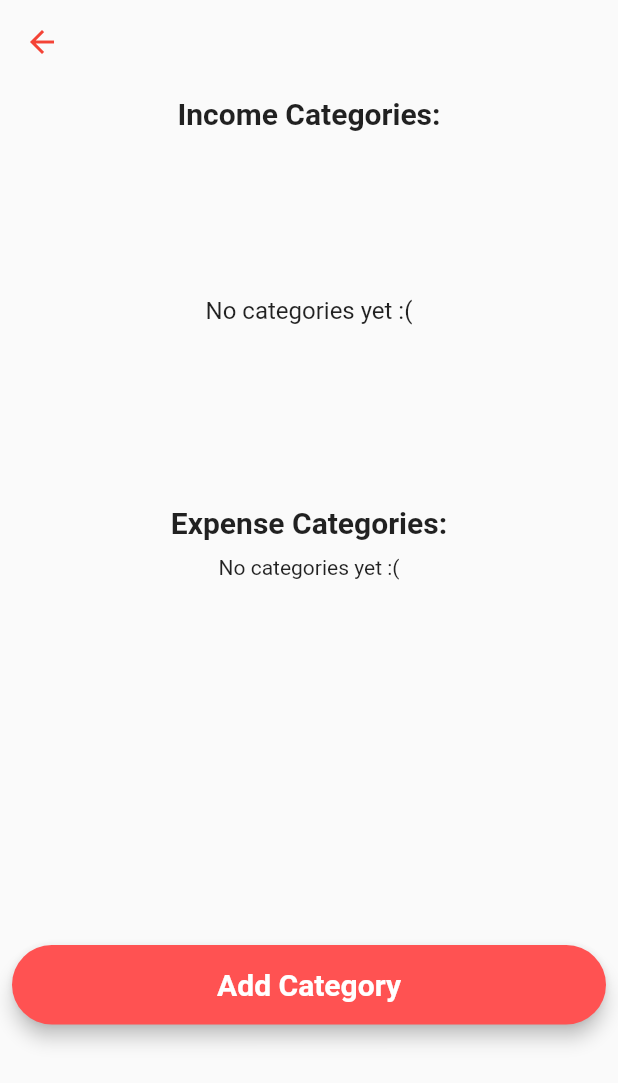
After one commit to ZuzaTwardowska/Bilans-app, a Flutter app: the CategoriesPage screen opened directly, on a phone screen of 412 x 824 dp. The commit adds this screen. Shown: the top 1083 px of the screen. Run offline on Flutter 3.47's test engine with Material 2 defaults, Android fonts, the phone set to English and light mode, and no system bars; our stand-ins replace cloud_firestore, firebase_auth, firebase_core, fluttertoast; accounts and stored records are empty.

Commit message:
add categories page

```diff
--- /dev/null
+++ b/lib/pages/categories_page.dart
@@ -0,0 +1,164 @@
+import 'package:bilans/models/category_model.dart';
+import 'package:bilans/models/user_model.dart';
+import 'package:cloud_firestore/cloud_firestore.dart';
+import 'package:firebase_auth/firebase_auth.dart';
+import 'package:flutter/material.dart';
+import 'package:fluttertoast/fluttertoast.dart';
+
+import 'add_category_page.dart';
+
+class CategoriesPage extends StatefulWidget {
+  const CategoriesPage({Key? key}) : super(key: key);
+
+  @override
+  _CategoriesPageState createState() => _CategoriesPageState();
+}
+
+class _CategoriesPageState extends State<CategoriesPage> {
+  User? user = FirebaseAuth.instance.currentUser;
+  UserModel loggedInUser = UserModel();
+
+  @override
+  void initState() {
+    super.initState();
+    FirebaseFirestore.instance
+        .collection("users")
+        .doc(user!.uid)
+        .get()
+        .then((value) {
+      loggedInUser = UserModel.fromMap(value.data());
+      setState(() {});
+    });
+  }
+
+  @override
+  Widget build(BuildContext context) {
+    CollectionReference categories =
+        FirebaseFirestore.instance.collection('categories');
+
+    final addCategoryButton = Material(
+      elevation: 5,
+      borderRadius: BorderRadius.circular(30),
+      color: Colors.redAccent,
+      child: MaterialButton(
+        padding: const EdgeInsets.fromLTRB(20, 15, 20, 15),
+        minWidth: MediaQuery.of(context).size.width,
+        onPressed: () {
+          Navigator.push(context,
+              MaterialPageRoute(builder: (context) => AddCategoryPage()));
+        },
+        child: const Text(
+          "Add Category",
+          textAlign: TextAlign.center,
+          style: TextStyle(
+              fontSize: 20, color: Colors.white, fontWeight: FontWeight.bold),
+        ),
+      ),
+    );
+
+    final incomeList = StreamBuilder<QuerySnapshot>(
+        stream: categories
+            .where("userId", isEqualTo: loggedInUser.uid)
+            .where("type", isEqualTo: "Income Category")
+            .snapshots(),
+        builder: (context, snapshot) {
+          if (!snapshot.hasData) {
+            return const Center(
+              child: CircularProgressIndicator(),
+            );
+          } else {
+            if (snapshot.data!.docs.isNotEmpty) {
+              return Scrollbar(
+                child: ListView(
+                  children: snapshot.data!.docs.map((doc) {
+                    return Card(
+                      child: ListTile(
+                        title: Text(CategoryModel.fromMap(doc.data()!).name!),
+                      ),
+                    );
+                  }).toList(),
+                ),
+              );
+            } else {
+              return const Center(
+                child: Text(
+                  "No categories yet :(",
+                  style: TextStyle(fontSize: 16),
+                ),
+              );
+            }
+          }
+        });
+
+    final expenseList = StreamBuilder<QuerySnapshot>(
+        stream: categories
+            .where("userId", isEqualTo: loggedInUser.uid)
+            .where("type", isEqualTo: "Expense Category")
+            .snapshots(),
+        builder: (context, snapshot) {
+          if (!snapshot.hasData) {
+            return const Center(
+              child: CircularProgressIndicator(),
+            );
+          } else {
+            if (snapshot.data!.docs.isNotEmpty) {
+              return Scrollbar(
+                child: ListView(
+                  children: snapshot.data!.docs.map((doc) {
+                    return Card(
+                      child: ListTile(
+                        title: Text(CategoryModel.fromMap(doc.data()!).name!),
+                      ),
+                    );
+                  }).toList(),
+                ),
+              );
+            } else {
+              return const Text("No categories yet :(");
+            }
+          }
+        });
+
+    return Scaffold(
+        appBar: AppBar(
+          backgroundColor: Colors.transparent,
+          elevation: 0,
+          leading: IconButton(
+            icon: const Icon(Icons.arrow_back, color: Colors.red),
+            onPressed: () => Navigator.of(context).pop(),
+          ),
+        ),
+        body: Padding(
+          padding: const EdgeInsets.all(8.0),
+          child: Column(
+            children: [
+              const Text(
+                "Income Categories:",
+                textAlign: TextAlign.center,
+                style: TextStyle(fontSize: 20, fontWeight: FontWeight.bold),
+              ),
+              const SizedBox(
+                height: 10,
+              ),
+              SizedBox(height: 220, child: incomeList),
+              const SizedBox(
+                height: 20,
+              ),
+              const Text(
+                "Expense Categories:",
+                textAlign: TextAlign.center,
+                style: TextStyle(fontSize: 20, fontWeight: FontWeight.bold),
+              ),
+              const SizedBox(
+                height: 10,
+              ),
+              SizedBox(height: 220, child: expenseList),
+              const SizedBox(
+                height: 40,
+              ),
+              addCategoryButton
+            ],
+          ),
+        ));
+  }
+}
--- a/lib/pages/home_page.dart
+++ b/lib/pages/home_page.dart
@@ -2,7 +2,7 @@ import 'package:bilans/models/user_model.dart';
 import 'package:cloud_firestore/cloud_firestore.dart';
 import 'package:firebase_auth/firebase_auth.dart';
 import 'package:flutter/material.dart';
-import 'add_category_page.dart';
+import 'categories_page.dart';
 import 'login_page.dart';
 
 class HomePage extends StatefulWidget {
@@ -74,10 +74,10 @@ class _HomePageState extends State<HomePage> {
         minWidth: MediaQuery.of(context).size.width,
         onPressed: () {
           Navigator.push(context,
-              MaterialPageRoute(builder: (context) => AddCategoryPage()));
+              MaterialPageRoute(builder: (context) => CategoriesPage()));
         },
         child: const Text(
-          "Add Category",
+          "Categories",
           textAlign: TextAlign.center,
           style: TextStyle(
               fontSize: 20, color: Colors.white, fontWeight: FontWeight.bold),
```
